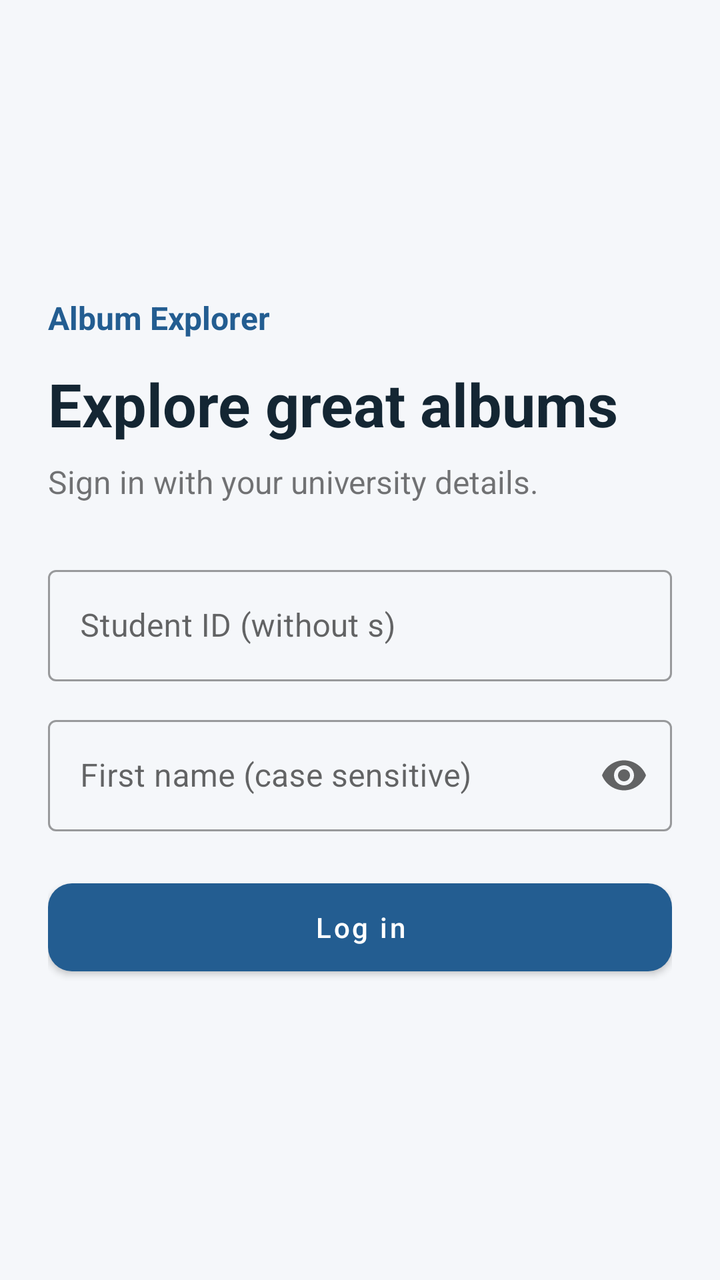
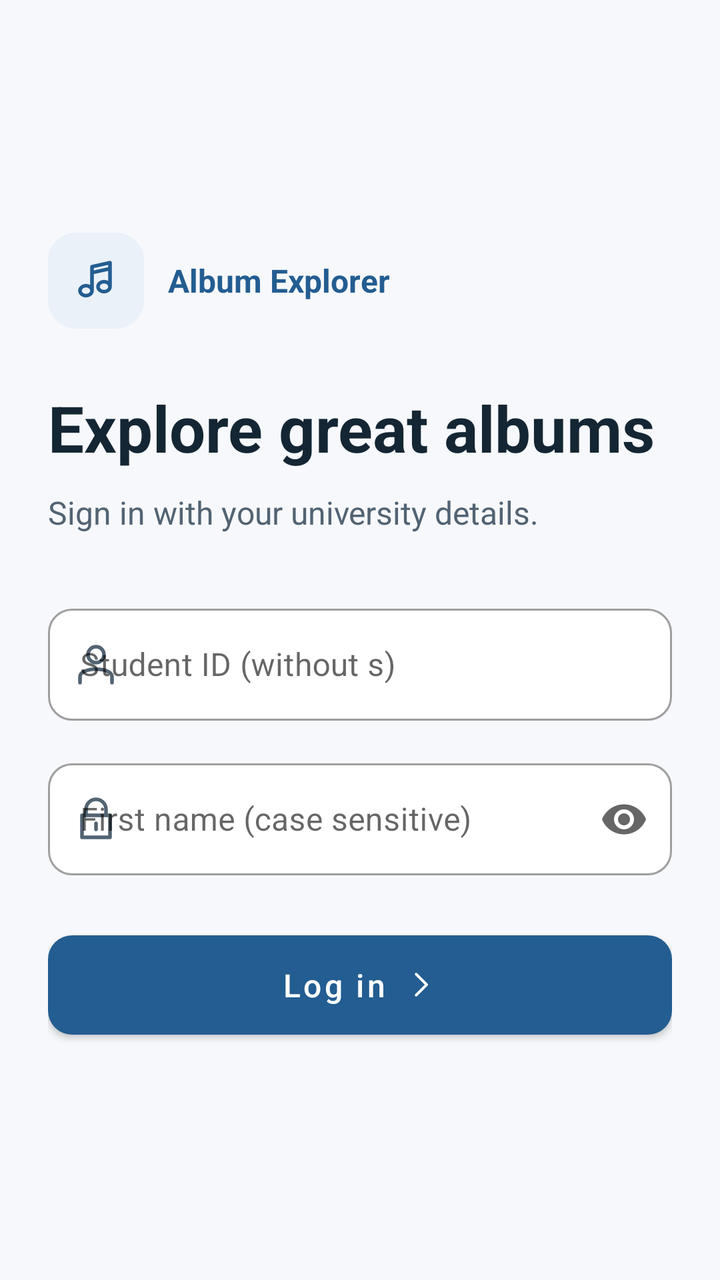

Compare the two renders of this Android layout. The source of the first and the diff that turns it into the second are given below.
<!-- AndroidManifest.xml: application theme Theme.AlbumAssignment -->
<!-- res/layout/fragment_login.xml -->
<?xml version="1.0" encoding="utf-8"?>
<ScrollView xmlns:android="http://schemas.android.com/apk/res/android"
    xmlns:app="http://schemas.android.com/apk/res-auto"
    android:layout_width="match_parent"
    android:layout_height="match_parent"
    android:fillViewport="true">

    <LinearLayout
        android:layout_width="match_parent"
        android:layout_height="wrap_content"
        android:gravity="center_vertical"
        android:orientation="vertical"
        android:padding="24dp">

        <TextView
            android:layout_width="match_parent" android:layout_height="wrap_content"
            android:text="@string/app_name" android:textColor="@color/primary"
            android:textSize="16sp" android:textStyle="bold" />
        <TextView
            android:layout_width="match_parent" android:layout_height="wrap_content"
            android:layout_marginTop="12dp" android:text="@string/login_title"
            android:textColor="@color/text_primary" android:textSize="30sp"
            android:textStyle="bold" />
        <TextView
            android:layout_width="match_parent" android:layout_height="wrap_content"
            android:layout_marginTop="8dp" android:layout_marginBottom="28dp"
            android:text="@string/login_subtitle" android:textSize="16sp" />

        <com.google.android.material.textfield.TextInputLayout
            style="@style/Widget.MaterialComponents.TextInputLayout.OutlinedBox"
            android:layout_width="match_parent" android:layout_height="wrap_content"
            android:hint="@string/username_hint">
            <com.google.android.material.textfield.TextInputEditText
                android:id="@+id/usernameInput"
                android:layout_width="match_parent" android:layout_height="wrap_content"
                android:inputType="number" android:maxLines="1"
                android:imeOptions="actionNext" />
        </com.google.android.material.textfield.TextInputLayout>

        <com.google.android.material.textfield.TextInputLayout
            style="@style/Widget.MaterialComponents.TextInputLayout.OutlinedBox"
            android:layout_width="match_parent" android:layout_height="wrap_content"
            android:layout_marginTop="14dp" android:hint="@string/password_hint"
            app:endIconMode="password_toggle">
            <com.google.android.material.textfield.TextInputEditText
                android:id="@+id/passwordInput"
                android:layout_width="match_parent" android:layout_height="wrap_content"
                android:inputType="textPassword" android:maxLines="1"
                android:saveEnabled="false" />
        </com.google.android.material.textfield.TextInputLayout>

        <TextView
            android:id="@+id/errorText"
            android:layout_width="match_parent" android:layout_height="wrap_content"
            android:layout_marginTop="16dp" android:textColor="@color/error"
            android:accessibilityLiveRegion="polite" android:visibility="gone" />
        <ProgressBar
            android:id="@+id/progressBar"
            android:layout_width="36dp" android:layout_height="36dp"
            android:layout_gravity="center_horizontal" android:layout_marginTop="16dp"
            android:contentDescription="@string/loading" android:visibility="gone" />
        <com.google.android.material.button.MaterialButton
            android:id="@+id/loginButton"
            android:layout_width="match_parent" android:layout_height="56dp"
            android:layout_marginTop="20dp" android:text="@string/login"
            android:textAllCaps="false" app:cornerRadius="12dp" />
    </LinearLayout>
</ScrollView>
<!-- resources referenced by this layout -->
<resources>
  <color name="error">#B42318</color>
  <color name="primary">#235D91</color>
  <color name="text_primary">#142633</color>
  <string name="app_name">Album Explorer</string>
  <string name="loading">Loading, please wait</string>
  <string name="login">Log in</string>
  <string name="login_subtitle">Sign in with your university details.</string>
  <string name="login_title">Explore great albums</string>
  <string name="password_hint">First name (case sensitive)</string>
  <string name="username_hint">Student ID (without s)</string>
  <style name="Theme.AlbumAssignment" parent="Theme.MaterialComponents.Light.NoActionBar">
          <item name="colorPrimary">@color/primary</item>
          <item name="colorPrimaryVariant">@color/primary_dark</item>
          <item name="colorOnPrimary">@color/surface</item>
          <item name="colorSecondary">@color/secondary</item>
          <item name="colorError">@color/error</item>
          <item name="android:windowBackground">@color/background</item>
          <item name="android:colorBackground">@color/background</item>
          <item name="android:textColorPrimary">@color/text_primary</item>
          <item name="android:textColorSecondary">@color/text_secondary</item>
          <item name="android:windowLightStatusBar">true</item>
      </style>
  <color name="primary_dark">#173F63</color>
  <color name="surface">#FFFFFF</color>
  <color name="secondary">#537661</color>
  <color name="background">#F5F7FA</color>
  <color name="text_secondary">#526373</color>
</resources>

<!-- the commit's change to res/layout/fragment_login.xml (unified diff, before → after) -->
@@ -1,51 +1,67 @@
 <?xml version="1.0" encoding="utf-8"?>
 <ScrollView xmlns:android="http://schemas.android.com/apk/res/android"
     xmlns:app="http://schemas.android.com/apk/res-auto"
-    android:layout_width="match_parent"
-    android:layout_height="match_parent"
-    android:fillViewport="true">
+    android:layout_width="match_parent" android:layout_height="match_parent"
+    android:background="@color/background" android:fillViewport="true">
 
     <LinearLayout
-        android:layout_width="match_parent"
-        android:layout_height="wrap_content"
-        android:gravity="center_vertical"
-        android:orientation="vertical"
+        android:layout_width="match_parent" android:layout_height="wrap_content"
+        android:gravity="center_vertical" android:orientation="vertical"
         android:padding="24dp">
 
+        <LinearLayout
+            android:layout_width="match_parent" android:layout_height="wrap_content"
+            android:gravity="center_vertical" android:orientation="horizontal">
+            <ImageView
+                android:layout_width="48dp" android:layout_height="48dp"
+                android:background="@drawable/bg_icon_tile" android:padding="12dp"
+                android:src="@drawable/ic_music_note"
+                android:contentDescription="@null" android:importantForAccessibility="no" />
+            <TextView
+                android:layout_width="wrap_content" android:layout_height="wrap_content"
+                android:layout_marginStart="12dp" android:text="@string/app_name"
+                android:textColor="@color/primary" android:textSize="16sp"
+                android:textStyle="bold" />
+        </LinearLayout>
         <TextView
             android:layout_width="match_parent" android:layout_height="wrap_content"
-            android:text="@string/app_name" android:textColor="@color/primary"
-            android:textSize="16sp" android:textStyle="bold" />
-        <TextView
-            android:layout_width="match_parent" android:layout_height="wrap_content"
-            android:layout_marginTop="12dp" android:text="@string/login_title"
-            android:textColor="@color/text_primary" android:textSize="30sp"
+            android:layout_marginTop="28dp" android:text="@string/login_title"
+            android:textColor="@color/text_primary" android:textSize="32sp"
             android:textStyle="bold" />
         <TextView
             android:layout_width="match_parent" android:layout_height="wrap_content"
-            android:layout_marginTop="8dp" android:layout_marginBottom="28dp"
-            android:text="@string/login_subtitle" android:textSize="16sp" />
+            android:layout_marginTop="10dp" android:layout_marginBottom="32dp"
+            android:text="@string/login_subtitle" android:textColor="@color/text_secondary"
+            android:textSize="16sp" />
 
         <com.google.android.material.textfield.TextInputLayout
             style="@style/Widget.MaterialComponents.TextInputLayout.OutlinedBox"
             android:layout_width="match_parent" android:layout_height="wrap_content"
-            android:hint="@string/username_hint">
+            android:hint="@string/username_hint"
+            app:boxBackgroundColor="@color/surface"
+            app:boxCornerRadiusTopStart="12dp" app:boxCornerRadiusTopEnd="12dp"
+            app:boxCornerRadiusBottomStart="12dp" app:boxCornerRadiusBottomEnd="12dp"
+            app:startIconDrawable="@drawable/ic_person" app:startIconTint="@color/text_secondary">
             <com.google.android.material.textfield.TextInputEditText
                 android:id="@+id/usernameInput"
                 android:layout_width="match_parent" android:layout_height="wrap_content"
-                android:inputType="number" android:maxLines="1"
+                android:minHeight="56dp" android:inputType="number" android:maxLines="1"
                 android:imeOptions="actionNext" />
         </com.google.android.material.textfield.TextInputLayout>
 
         <com.google.android.material.textfield.TextInputLayout
             style="@style/Widget.MaterialComponents.TextInputLayout.OutlinedBox"
             android:layout_width="match_parent" android:layout_height="wrap_content"
-            android:layout_marginTop="14dp" android:hint="@string/password_hint"
+            android:layout_marginTop="16dp" android:hint="@string/password_hint"
+            app:boxBackgroundColor="@color/surface"
+            app:boxCornerRadiusTopStart="12dp" app:boxCornerRadiusTopEnd="12dp"
+            app:boxCornerRadiusBottomStart="12dp" app:boxCornerRadiusBottomEnd="12dp"
+            app:startIconDrawable="@drawable/ic_lock" app:startIconTint="@color/text_secondary"
             app:endIconMode="password_toggle">
             <com.google.android.material.textfield.TextInputEditText
                 android:id="@+id/passwordInput"
                 android:layout_width="match_parent" android:layout_height="wrap_content"
-                android:inputType="textPassword" android:maxLines="1"
+                android:minHeight="56dp" android:inputType="textPassword" android:maxLines="1"
                 android:saveEnabled="false" />
         </com.google.android.material.textfield.TextInputLayout>
 
@@ -56,13 +72,16 @@
             android:accessibilityLiveRegion="polite" android:visibility="gone" />
         <ProgressBar
             android:id="@+id/progressBar"
-            android:layout_width="36dp" android:layout_height="36dp"
+            android:layout_width="32dp" android:layout_height="32dp"
             android:layout_gravity="center_horizontal" android:layout_marginTop="16dp"
             android:contentDescription="@string/loading" android:visibility="gone" />
         <com.google.android.material.button.MaterialButton
             android:id="@+id/loginButton"
-            android:layout_width="match_parent" android:layout_height="56dp"
-            android:layout_marginTop="20dp" android:text="@string/login"
-            android:textAllCaps="false" app:cornerRadius="12dp" />
+            android:layout_width="match_parent" android:layout_height="wrap_content"
+            android:minHeight="56dp" android:layout_marginTop="24dp"
+            android:paddingVertical="14dp" android:text="@string/login"
+            android:textAllCaps="false" android:textSize="16sp"
+            app:cornerRadius="12dp" app:icon="@drawable/ic_chevron_right"
+            app:iconGravity="textEnd" app:iconSize="18dp" app:iconPadding="8dp" />
     </LinearLayout>
 </ScrollView>
<!-- resource entries referenced after the edit -->
@@ -22,10 +22,52 @@
           <item name="android:textColorSecondary">@color/text_secondary</item>
           <item name="android:windowLightStatusBar">true</item>
       </style>
+  <color name="accent_soft">#EAF1F8</color>
   <color name="primary_dark">#173F63</color>
   <color name="surface">#FFFFFF</color>
   <color name="secondary">#537661</color>
-  <color name="background">#F5F7FA</color>
+  <color name="background">#F6F8FB</color>
   <color name="text_secondary">#526373</color>
+  <!-- drawable bg_icon_tile (drawable) -->
+  <shape xmlns:android="http://schemas.android.com/apk/res/android" android:shape="rectangle">
+      <solid android:color="@color/accent_soft" />
+      <corners android:radius="14dp" />
+  </shape>
+  <!-- drawable ic_chevron_right (drawable) -->
+  <vector xmlns:android="http://schemas.android.com/apk/res/android"
+      android:width="24dp" android:height="24dp"
+      android:viewportWidth="24" android:viewportHeight="24" android:autoMirrored="true">
+      <path android:fillColor="@android:color/transparent"
+          android:strokeColor="@color/primary" android:strokeWidth="1.8"
+          android:strokeLineCap="round" android:strokeLineJoin="round"
+          android:pathData="M9,5L16,12L9,19" />
+  </vector>
+  <!-- drawable ic_lock (drawable) -->
+  <vector xmlns:android="http://schemas.android.com/apk/res/android"
+      android:width="24dp" android:height="24dp"
+      android:viewportWidth="24" android:viewportHeight="24">
+      <path android:fillColor="@android:color/transparent"
+          android:strokeColor="@color/primary" android:strokeWidth="1.8"
+          android:strokeLineCap="round" android:strokeLineJoin="round"
+          android:pathData="M7,10V7a5,5 0,0 1,10,0V10 M5,10H19V21H5Z M12,14V17" />
+  </vector>
+  <!-- drawable ic_music_note (drawable) -->
+  <vector xmlns:android="http://schemas.android.com/apk/res/android"
+      android:width="24dp" android:height="24dp"
+      android:viewportWidth="24" android:viewportHeight="24">
+      <path android:fillColor="@android:color/transparent"
+          android:strokeColor="@color/primary" android:strokeWidth="1.8"
+          android:strokeLineCap="round" android:strokeLineJoin="round"
+          android:pathData="M10,17V5L19,3V15 M10,8L19,6 M10,17a3,2.5 0,1 1,-6,0a3,2.5 0,1 1,6,0 M19,15a3,2.5 0,1 1,-6,0a3,2.5 0,1 1,6,0" />
+  </vector>
+  <!-- drawable ic_person (drawable) -->
+  <vector xmlns:android="http://schemas.android.com/apk/res/android"
+      android:width="24dp" android:height="24dp"
+      android:viewportWidth="24" android:viewportHeight="24">
+      <path android:fillColor="@android:color/transparent"
+          android:strokeColor="@color/primary" android:strokeWidth="1.8"
+          android:strokeLineCap="round" android:strokeLineJoin="round"
+          android:pathData="M16,7a4,4 0,1 1,-8,0a4,4 0,1 1,8,0 M4,21V18C4,13 20,13 20,18V21" />
+  </vector>
 </resources>
 
